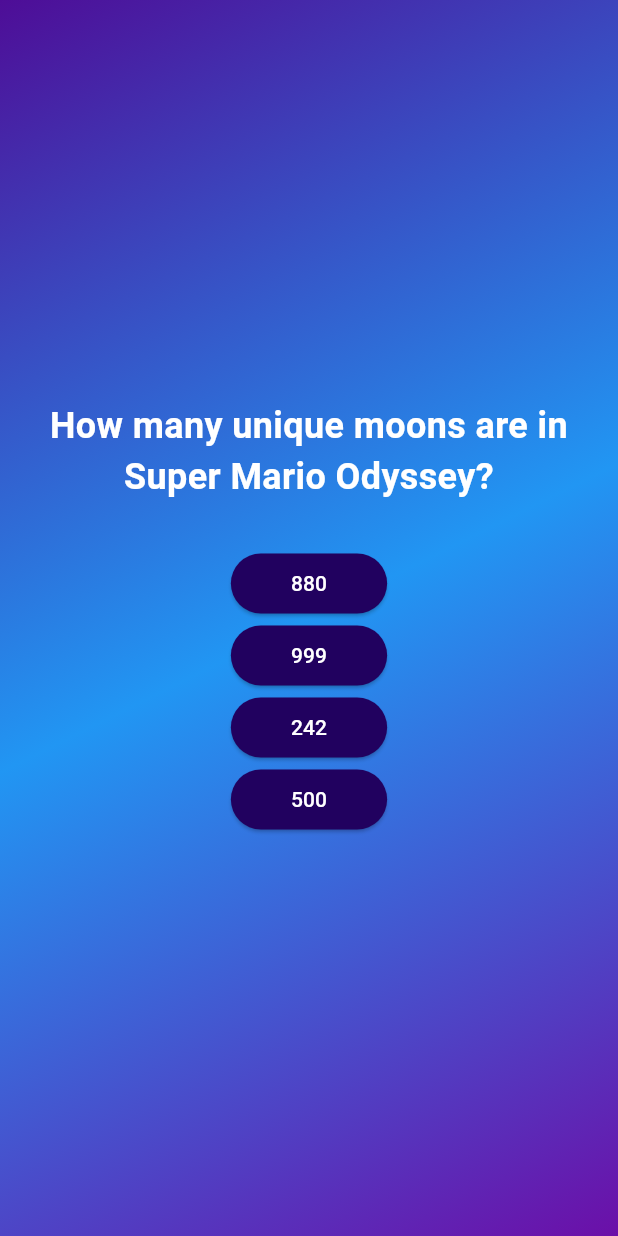
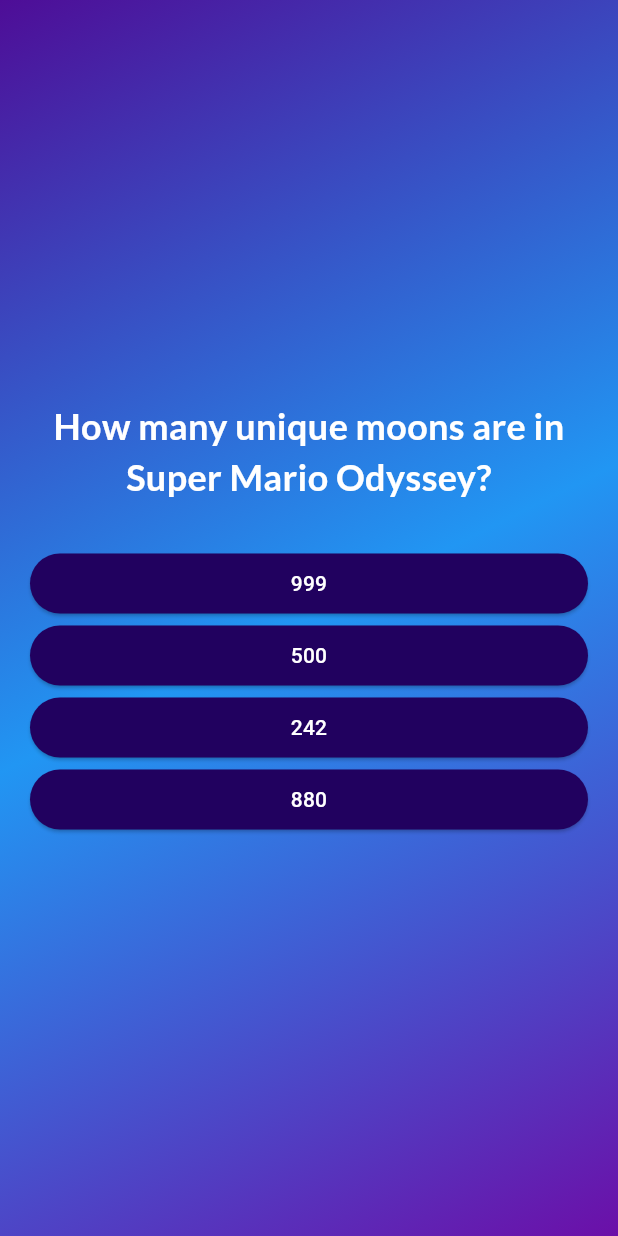
Before and after one commit to CompSciChriss/quiz_app, a Flutter app: the screen it shows after launch, after a tap on "Start Quiz", on a phone screen of 412 x 824 dp. Run offline on Flutter 3.47's test engine with Material 3 defaults, Android fonts, the phone set to English and light mode, and no system bars; our stand-ins replace google_fonts.

Commit message:
Added Google Fonts & Shuffled Answers

```diff
--- a/lib/answer_button.dart
+++ b/lib/answer_button.dart
@@ -12,14 +12,17 @@ class AnswerButton extends StatelessWidget {
     return ElevatedButton(
       onPressed: onTap,
       style: ElevatedButton.styleFrom(
-        backgroundColor:const Color. fromARGB(255, 33, 1, 95),
-        foregroundColor:Colors.white,
-        padding: const EdgeInsets. symmetric(
+        backgroundColor: const Color.fromARGB(255, 33, 1, 95),
+        foregroundColor: Colors.white,
+        padding: const EdgeInsets.symmetric(
           vertical: 10,
           horizontal: 40,
-        ), // EdgeInsets. symmetric
+        ),
       ),
-      child: Text(answerText),
+      child: Text(
+        answerText,
+        textAlign: TextAlign.center,
+      ),
     );
   }
 }
--- a/lib/models/quiz_question.dart
+++ b/lib/models/quiz_question.dart
@@ -1,7 +1,12 @@
-class QuizQuestion{
+class QuizQuestion {
   const QuizQuestion(this.text, this.answers); //constructor
 
   final String text; //Question text
   final List<String> answers;
 
+  List<String> getShuffledAnswers() {
+    final shuffledList = List.of(answers);
+    shuffledList.shuffle();
+    return shuffledList;
+  }
 }
--- a/lib/questions_screen.dart
+++ b/lib/questions_screen.dart
@@ -1,6 +1,7 @@
 import 'package:flutter/material.dart';
 import 'package:quiz_app/answer_button.dart';
 import 'package:quiz_app/data/questions.dart';
+import 'package:google_fonts/google_fonts.dart';
 
 class QuestionsScreen extends StatefulWidget {
   const QuestionsScreen({super.key});
@@ -12,28 +13,43 @@ class QuestionsScreen extends StatefulWidget {
 }
 
 class _QuestionsScreenState extends State<QuestionsScreen> {
+  var currentQuestionIndex = 0;
+
+  void answerQuestion() {
+    setState(() {
+      currentQuestionIndex++;
+    });
+  }
+
   @override
   Widget build(context) {
-    final currentQuestion = questions[0];
+    final currentQuestion = questions[currentQuestionIndex];
     return SizedBox(
       width: double.infinity,
+      child: Container(
+        margin: const EdgeInsets.all(20),
         child: Column(
           mainAxisAlignment: MainAxisAlignment.center,
+          crossAxisAlignment: CrossAxisAlignment.stretch,
           children: [
             Text(
               currentQuestion.text,
-            style: TextStyle(
+              style: GoogleFonts.lato(
+                color: Colors.white,
                 fontSize: 24,
-              color: Colors.white,
                 fontWeight: FontWeight.bold,
               ),
               textAlign: TextAlign.center,
             ),
             const SizedBox(height: 30),
-          ...currentQuestion.answers.map((item){
-            return AnswerButton(answerText: item, onTap: (){},);
+            ...currentQuestion.getShuffledAnswers().map((item) {
+              return AnswerButton(
+                answerText: item,
+                onTap: answerQuestion,
+              );
             }),
           ],
+        ),
       ),
     );
   }
--- a/pubspec.yaml
+++ b/pubspec.yaml
@@ -34,6 +34,7 @@ dependencies:
   # The following adds the Cupertino Icons font to your application.
   # Use with the CupertinoIcons class for iOS style icons.
   cupertino_icons: ^1.0.8
+  google_fonts: ^6.2.1
 
 dev_dependencies:
   flutter_test:
```
Also changed, not shown: pubspec.lock, 7 other files. Lines whose indentation alone changed are shown as unchanged.
